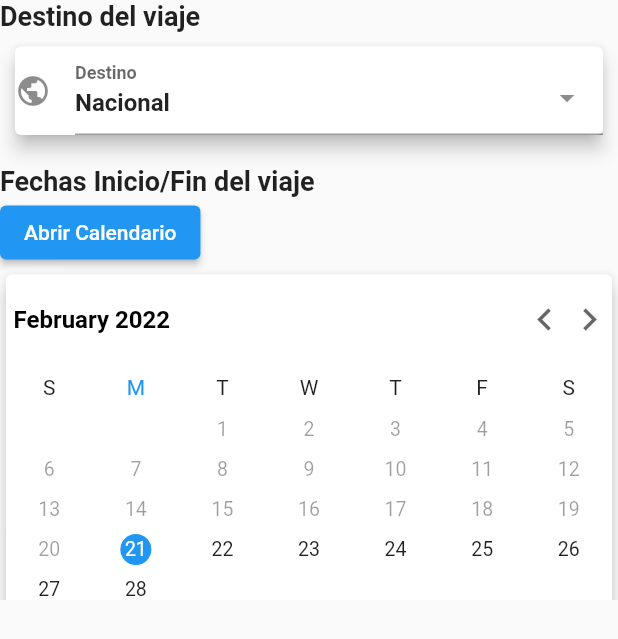
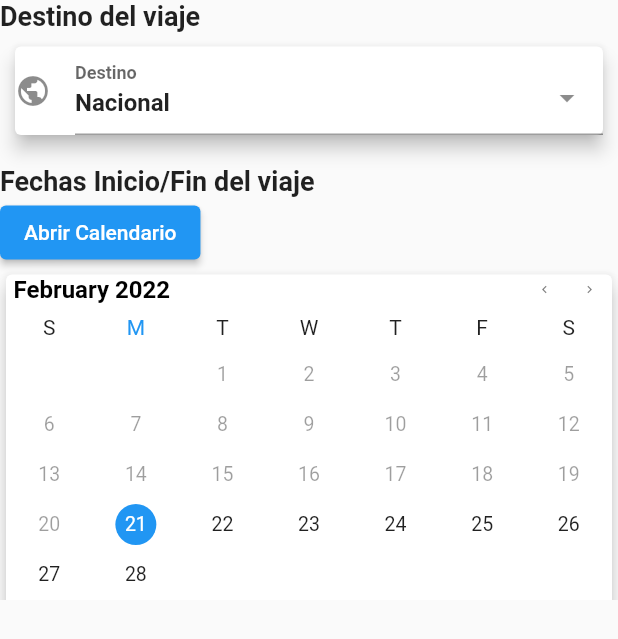
Before and after one commit to David-ctrlDev/MSM_Flutter_APP, a Flutter app: the FormContainer1 widget shown alone on an empty page, opened directly, after a tap on "Abrir Calendario", on a phone screen of 412 x 824 dp. Shown: the top 639 px of the screen. Run offline on Flutter 3.47's test engine with Material 2 defaults, Android fonts, the phone set to English and light mode, and no system bars; drawn by our look-alikes of select_form_field, syncfusion_flutter_datepicker; our stand-ins replace flutter_easyloading; missing offline and left inert: draggable_fab; Roboto replaces fonts that are missing (Helvetica).

Commit message:
update Form Scrolling and fixed bug

```diff
--- a/lib/components/travelExpensesFormContainer1.dart
+++ b/lib/components/travelExpensesFormContainer1.dart
@@ -22,6 +22,7 @@ class _FormContainer1 extends State<FormContainer1>{
   final DateRangePickerController _controller = DateRangePickerController();
   dynamic _date = "";
   bool visibility = false;
+  double _flexheight = 200;
 
   Widget build(BuildContext context) {
 
@@ -30,7 +31,7 @@ class _FormContainer1 extends State<FormContainer1>{
       children: [
 
       Container(
-        height: 400,
+        height: _flexheight,
         child: ListView(
           children: [
             Text("Destino del viaje",style: TextStyle(fontWeight: FontWeight.bold, fontSize: 18),),
@@ -56,7 +57,9 @@ class _FormContainer1 extends State<FormContainer1>{
                       style: ButtonStyle(),
                       onPressed: (){
                       setState(() {
+
                         visibility = !visibility;
+                        visibility == true? _flexheight = 400: _flexheight =200;
                         print(visibility);
                       });
                     }, child: Text("Abrir Calendario"))],),
@@ -68,6 +71,7 @@ class _FormContainer1 extends State<FormContainer1>{
                         showActionButtons: true,
                         onSubmit: (_date) {
                           setState(() {
+
                         visibility = !visibility;
                         print(visibility);
                       });
@@ -75,7 +79,7 @@ class _FormContainer1 extends State<FormContainer1>{
                           parsedate.split(",");
                           print(parsedate);},
                         headerStyle: DateRangePickerHeaderStyle(textStyle: TextStyle(fontWeight: FontWeight.bold,color:Colors.black,)),
-                        headerHeight: 60,
+                        headerHeight: 20,
                         enablePastDates: false,
                         showNavigationArrow: true,
                         controller: _controller,
```
